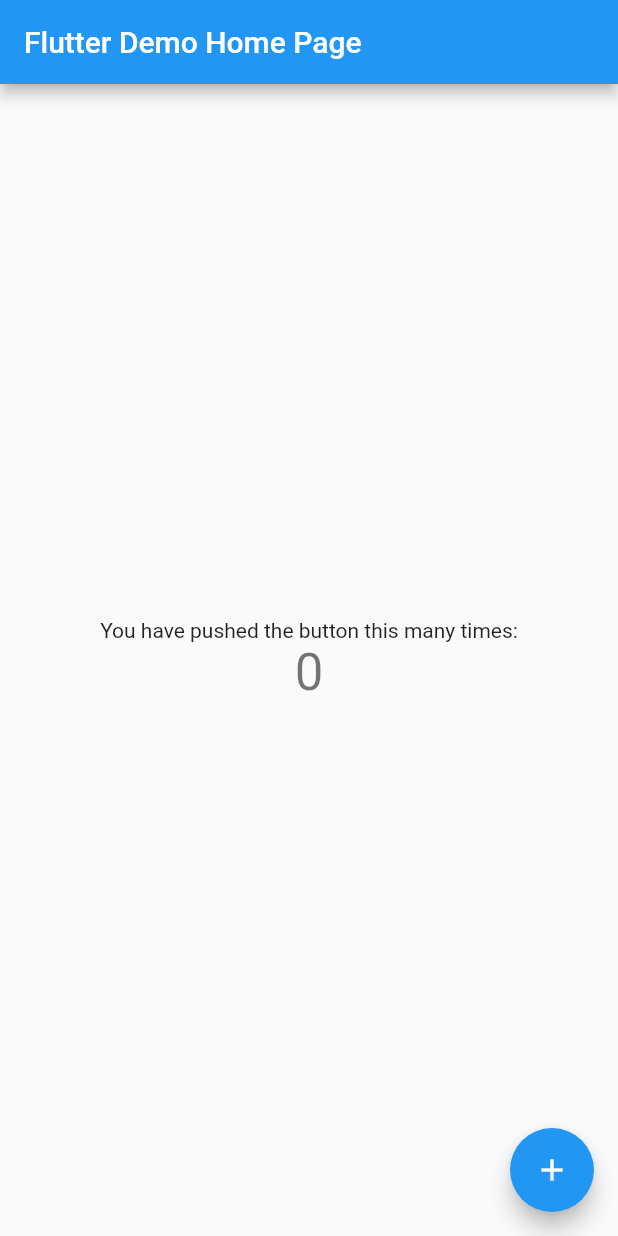
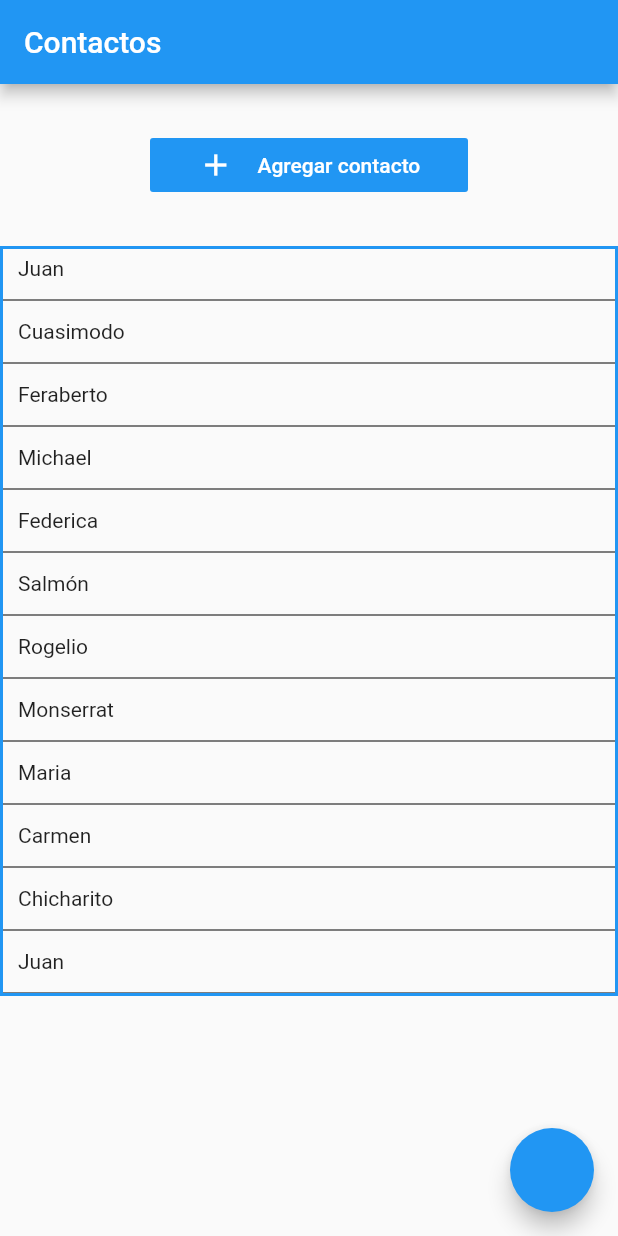
Before and after one commit to Tony-Rome/app-rastreo-seguridad, a Flutter app: the screen it shows after launch, on a phone screen of 412 x 824 dp. Run offline on Flutter 3.47's test engine with Material 2 defaults, Android fonts, the phone set to English and light mode, and no system bars.

Commit message:
vista contactos

```diff
--- a/lib/main.dart
+++ b/lib/main.dart
@@ -1,117 +1,20 @@
 import 'package:flutter/material.dart';
+import 'package:rastreo/vistas/contactos.dart';
 
 void main() {
   runApp(MyApp());
 }
 
 class MyApp extends StatelessWidget {
-  // This widget is the root of your application.
   @override
   Widget build(BuildContext context) {
     return MaterialApp(
       title: 'Flutter Demo',
       theme: ThemeData(
-        // This is the theme of your application.
-        //
-        // Try running your application with "flutter run". You'll see the
-        // application has a blue toolbar. Then, without quitting the app, try
-        // changing the primarySwatch below to Colors.green and then invoke
-        // "hot reload" (press "r" in the console where you ran "flutter run",
-        // or simply save your changes to "hot reload" in a Flutter IDE).
-        // Notice that the counter didn't reset back to zero; the application
-        // is not restarted.
         primarySwatch: Colors.blue,
-        // This makes the visual density adapt to the platform that you run
-        // the app on. For desktop platforms, the controls will be smaller and
-        // closer together (more dense) than on mobile platforms.
         visualDensity: VisualDensity.adaptivePlatformDensity,
       ),
-      home: MyHomePage(title: 'Flutter Demo Home Page'),
+      home: Contactos(),
     );
   }
 }
-
-class MyHomePage extends StatefulWidget {
-  MyHomePage({Key key, this.title}) : super(key: key);
-
-  // This widget is the home page of your application. It is stateful, meaning
-  // that it has a State object (defined below) that contains fields that affect
-  // how it looks.
-
-  // This class is the configuration for the state. It holds the values (in this
-  // case the title) provided by the parent (in this case the App widget) and
-  // used by the build method of the State. Fields in a Widget subclass are
-  // always marked "final".
-
-  final String title;
-
-  @override
-  _MyHomePageState createState() => _MyHomePageState();
-}
-
-class _MyHomePageState extends State<MyHomePage> {
-  int _counter = 0;
-
-  void _incrementCounter() {
-    setState(() {
-      // This call to setState tells the Flutter framework that something has
-      // changed in this State, which causes it to rerun the build method below
-      // so that the display can reflect the updated values. If we changed
-      // _counter without calling setState(), then the build method would not be
-      // called again, and so nothing would appear to happen.
-      _counter++;
-    });
-  }
-
-  @override
-  Widget build(BuildContext context) {
-    // This method is rerun every time setState is called, for instance as done
-    // by the _incrementCounter method above.
-    //
-    // The Flutter framework has been optimized to make rerunning build methods
-    // fast, so that you can just rebuild anything that needs updating rather
-    // than having to individually change instances of widgets.
-    return Scaffold(
-      appBar: AppBar(
-        // Here we take the value from the MyHomePage object that was created by
-        // the App.build method, and use it to set our appbar title.
-        title: Text(widget.title),
-      ),
-      body: Center(
-        // Center is a layout widget. It takes a single child and positions it
-        // in the middle of the parent.
-        child: Column(
-          // Column is also a layout widget. It takes a list of children and
-          // arranges them vertically. By default, it sizes itself to fit its
-          // children horizontally, and tries to be as tall as its parent.
-          //
-          // Invoke "debug painting" (press "p" in the console, choose the
-          // "Toggle Debug Paint" action from the Flutter Inspector in Android
-          // Studio, or the "Toggle Debug Paint" command in Visual Studio Code)
-          // to see the wireframe for each widget.
-          //
-          // Column has various properties to control how it sizes itself and
-          // how it positions its children. Here we use mainAxisAlignment to
-          // center the children vertically; the main axis here is the vertical
-          // axis because Columns are vertical (the cross axis would be
-          // horizontal).
-          mainAxisAlignment: MainAxisAlignment.center,
-          children: <Widget>[
-            Text(
-              'You have pushed the button this many times:',
-            ),
-            Text(
-              '$_counter',
-              style: Theme.of(context).textTheme.headline4,
-            ),
-          ],
-        ),
-      ),
-      floatingActionButton: FloatingActionButton(
-        onPressed: _incrementCounter,
-        tooltip: 'Increment',
-        child: Icon(Icons.add),
-      ), // This trailing comma makes auto-formatting nicer for build methods.
-    );
-  }
-}
--- /dev/null
+++ b/lib/vistas/contactos.dart
@@ -0,0 +1,81 @@
+import 'package:flutter/material.dart';
+
+class Contactos extends StatefulWidget {
+  @override
+  _ContactosState createState() => _ContactosState();
+}
+
+class _ContactosState extends State<Contactos> {
+  @override
+  Widget build(BuildContext context) {
+    return Scaffold(
+      appBar: AppBar(title: Text('Contactos')),
+      body:Column( children: <Widget>[
+        Botonagregar(),
+        Listacontactos()]),
+      floatingActionButton: Botonsolicitudes() ,
+    );
+  }
+}
+
+class Listacontactos extends StatefulWidget {
+  @override
+  _ListacontactosState createState() => _ListacontactosState();
+}
+
+class _ListacontactosState extends State<Listacontactos> {
+  var lista=['Juan', 'Cuasimodo', 'Feraberto', 'Michael', 'Federica', 'Salmón', 'Rogelio', 'Monserrat',
+  'Maria', 'Carmen', 'Chicharito','Juan', 'Cuasimodo', 'Feraberto', 'Michael', 'Federica', 'Salmón', 'Rogelio', 'Monserrat',
+  'Maria', 'Carmen', 'Chicharito'];
+  @override
+  Widget build(BuildContext context) {
+    return Center(child:Container(decoration: BoxDecoration(border:Border.all(color:Colors.blue,width: 2)),height: 500,
+      child: ListView.separated(
+        itemCount: lista.length,
+        itemBuilder: (BuildContext context, int index){
+          return Botoncontacto(Text(lista[index]));
+        },
+        separatorBuilder: (context, index) => Divider(
+        color: Colors.black,
+        ))));
+  }
+}
+
+class Botoncontacto extends StatelessWidget{
+  Botoncontacto(this.nombre);
+  final Text nombre;
+  @override
+  Widget build(BuildContext context) {
+    return Container(
+      child: Padding(padding:EdgeInsets.symmetric(horizontal:10, vertical:5) ,child: nombre),
+    );
+  }
+}
+
+class Botonagregar extends StatelessWidget {
+  @override
+  Widget build(BuildContext context) {
+    return Container(
+      child: Center(
+        child: Padding(padding:EdgeInsets.symmetric(horizontal:100, vertical: 30),child:FlatButton(onPressed:(){print ('hola');},color:Colors.blue,child: Row(mainAxisAlignment: MainAxisAlignment.spaceEvenly,children: <Widget>[
+        Icon(Icons.add, color: Colors.white,),
+        Text('Agregar contacto',style:TextStyle(color: Colors.white),),]),)
+      ))
+    );
+  }
+}
+
+class Botonsolicitudes extends StatelessWidget {
+  @override
+  Widget build(BuildContext context) {
+    return FloatingActionButton(
+      onPressed: () {
+        showBottomSheet(
+            context: context,
+            builder: (context) => Container(
+                  height: 100,
+                  color: Colors.red,
+                ));
+      },
+    );
+}}
```
